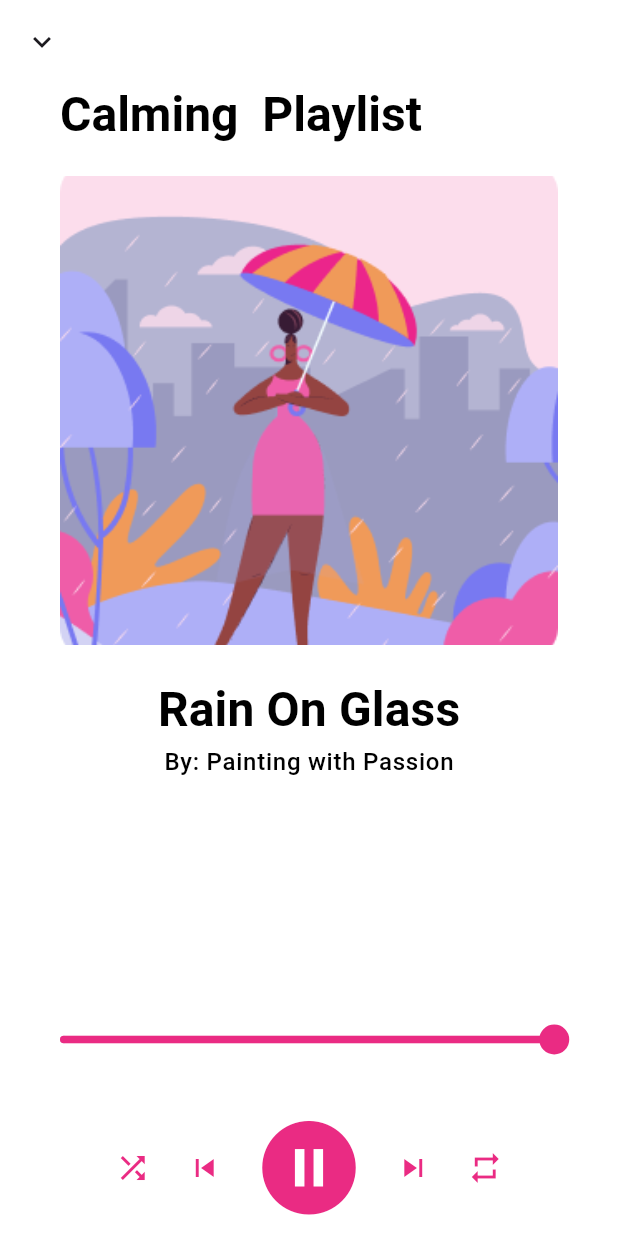
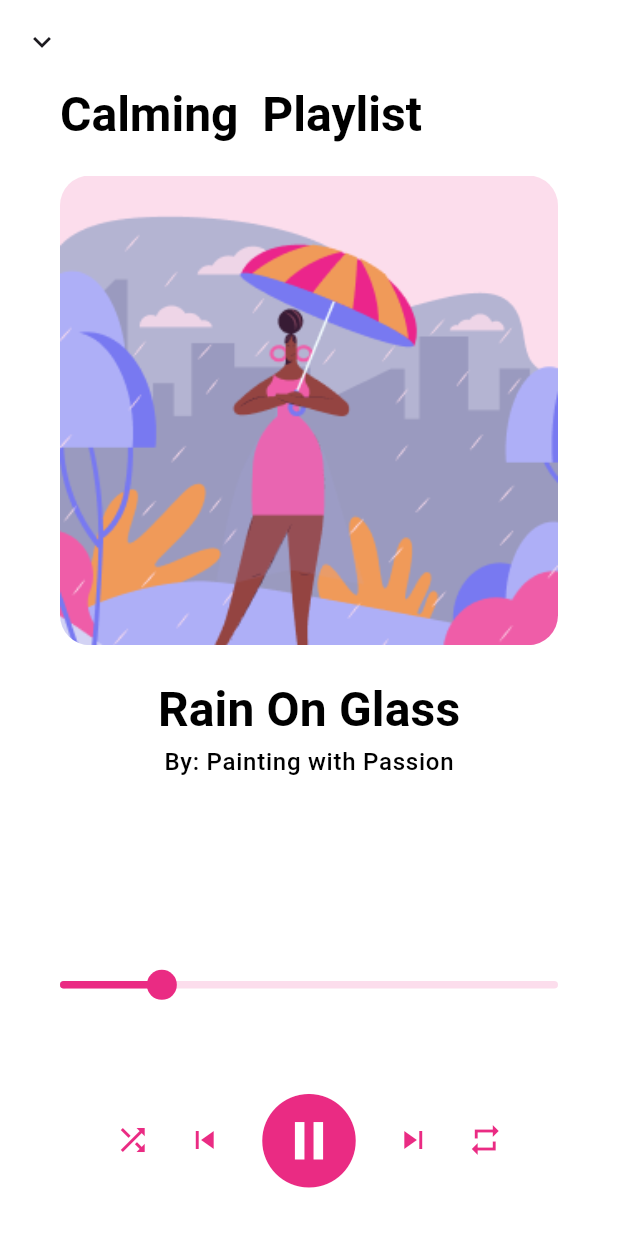
Before and after one commit to sujesh24/mentak-health-app, a Flutter app: the MusicPlayerScreen screen opened directly, on a phone screen of 412 x 824 dp. Run offline on Flutter 3.47's test engine with Material 3 defaults, Android fonts, the light colour scheme and no system bars; drawn by our look-alikes of audio_video_progress_bar; our stand-ins replace flutter_bloc, google_fonts, iconly.

Commit message:
fixed app crash

```diff
--- a/lib/features/music/presentation/pages/music_player_screen.dart
+++ b/lib/features/music/presentation/pages/music_player_screen.dart
@@ -16,10 +16,17 @@ class _MusicPlayerScreenState extends State<MusicPlayerScreen> {
     return Scaffold(
       appBar: AppBar(
         backgroundColor: Colors.white,
-        leading: Icon(Icons.keyboard_arrow_down),
+        leading: IconButton(
+          onPressed: () {
+            Navigator.pop(context);
+          },
+          icon: Icon(Icons.keyboard_arrow_down),
+        ),
         elevation: 0,
       ),
-      body: Container(
+      body: SafeArea(
+        bottom: true,
+        child: Container(
           padding: EdgeInsets.symmetric(horizontal: 40),
           color: Colors.white,
 
@@ -32,11 +39,14 @@ class _MusicPlayerScreenState extends State<MusicPlayerScreen> {
               ),
 
               SizedBox(height: 20),
-            Image.asset(
+              ClipRRect(
+                borderRadius: BorderRadius.circular(20),
+                child: Image.asset(
                   'assets/images/illustration.png',
                   fit: BoxFit.cover,
                   height: screenHeight * 0.38,
                   width: double.infinity,
+                ),
               ),
               SizedBox(height: 20),
               Center(
@@ -54,7 +64,7 @@ class _MusicPlayerScreenState extends State<MusicPlayerScreen> {
               Spacer(),
               ProgressBar(
                 progress: Duration(milliseconds: 1000),
-              total: Duration(microseconds: 5000),
+                total: Duration(milliseconds: 5000),
                 onSeek: (value) {
                   //todo
                 },
@@ -62,7 +72,8 @@ class _MusicPlayerScreenState extends State<MusicPlayerScreen> {
                 progressBarColor: DefaultColors.pink,
                 thumbColor: DefaultColors.pink,
               ),
-            Row(
+              Expanded(
+                child: Row(
                   mainAxisAlignment: MainAxisAlignment.center,
                   children: [
                     IconButton(
@@ -71,7 +82,10 @@ class _MusicPlayerScreenState extends State<MusicPlayerScreen> {
                     ),
                     IconButton(
                       onPressed: () {},
-                  icon: Icon(Icons.skip_previous, color: DefaultColors.pink),
+                      icon: Icon(
+                        Icons.skip_previous,
+                        color: DefaultColors.pink,
+                      ),
                     ),
                     IconButton(
                       onPressed: () {},
@@ -89,9 +103,12 @@ class _MusicPlayerScreenState extends State<MusicPlayerScreen> {
                       onPressed: () {},
                       icon: Icon(Icons.repeat, color: DefaultColors.pink),
                     ),
+                    SizedBox(height: 20),
                   ],
                 ),
+              ),
             ],
+          ),
         ),
       ),
     );
--- a/lib/main.dart
+++ b/lib/main.dart
@@ -19,7 +19,7 @@ class MyApp extends StatelessWidget {
       theme: AppTheme.lightTheme,
       home: BlocProvider(
         create: (context) => BottomNavCubit(),
-        child: MainWraper(),
+        child: const MainWraper(),
       ),
     );
   }
--- a/lib/presentation/bottomnav/main_wraper.dart
+++ b/lib/presentation/bottomnav/main_wraper.dart
@@ -34,6 +34,8 @@ class _MainWraperState extends State<MainWraper> {
 
   //method for onPageChanges
   void onPageChanged(int page) {
+    final currentstate = context.read<BottomNavCubit>().state;
+    if (currentstate != page) {}
     BlocProvider.of<BottomNavCubit>(context).changeSelectedIndex(page);
   }
 
@@ -112,7 +114,7 @@ class _MainWraperState extends State<MainWraper> {
             SizedBox(height: 10),
             Icon(
               isSelecetd ? filledIcon : defaultIcon,
-              color: isSelecetd ? Colors.amber : Colors.grey,
+              color: isSelecetd ? Colors.pinkAccent : Colors.grey,
             ),
             SizedBox(height: 3),
             Text(
@@ -120,7 +122,7 @@ class _MainWraperState extends State<MainWraper> {
 
               style: GoogleFonts.aBeeZee(
                 fontSize: 13,
-                color: isSelecetd ? Colors.amber : Colors.grey,
+                color: isSelecetd ? Colors.pinkAccent : Colors.grey,
                 fontWeight: isSelecetd ? FontWeight.w600 : FontWeight.w400,
               ),
             ),
```
Lines whose indentation alone changed are shown as unchanged.
